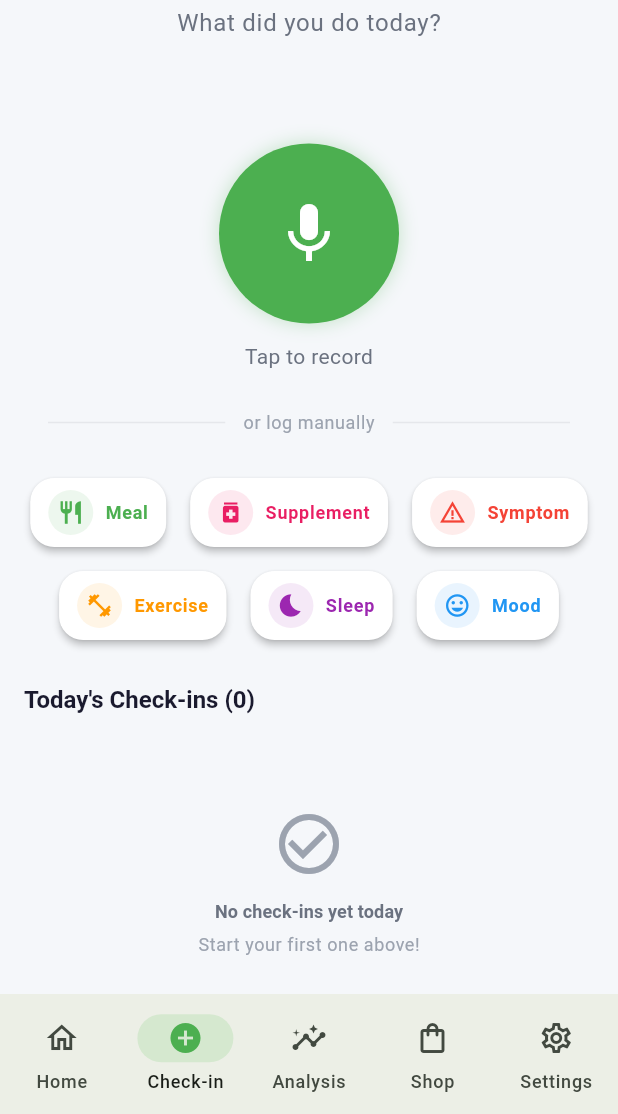
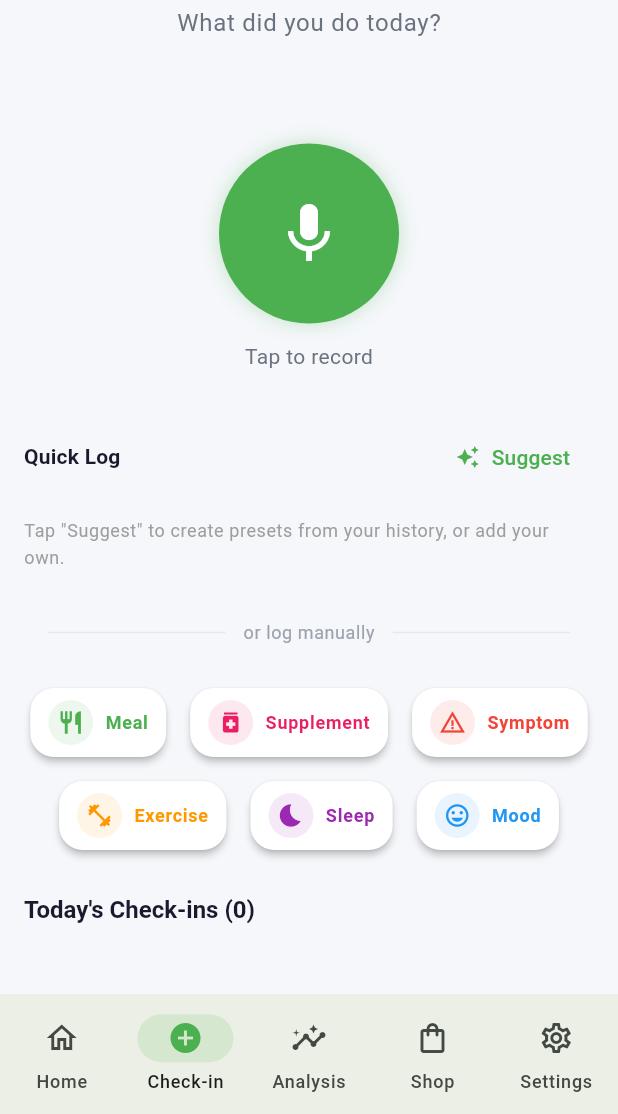
Before and after one commit to Syntropy-Health/syntropy-mobile, a Flutter app: the CheckInPage screen opened by its route, on a phone screen of 412 x 824 dp, the part 122-1236 px from its top. Run offline on Flutter 3.47's test engine with Material 3 defaults, Android fonts, the phone set to English and light mode, and no system bars; our stand-ins replace connectivity_plus, dartz, equatable, flutter_local_notifications, flutter_riverpod, freezed_annotation and 4 more; missing offline and left inert: record, workmanager; accounts and stored records are empty; generated files the repository leaves out were written again.

Commit message:
feat(check-in): add quick log presets for tap-based logging
Implement Quick Log presets system (PRD-10 Phase 2) that allows users
to log frequent health entries with a single tap. Presets are stored
locally in SQLite, sorted by pinned status and usage frequency, and
can be auto-generated from journal entry history.

New files:
- QuickLogPreset Freezed model with serialization
- QuickLogPresetRepository with CRUD + history-based generation
- QuickLogController StateNotifier + Riverpod providers
- QuickLogPresetCard and QuickLogSection UI widgets
- Unit tests for model serialization and equality

Updated files:
- DatabaseHelper: add quick_log_presets table (v2 migration)
- CheckInPage: integrate QuickLogSection above manual entry chips

Co-Authored-By: Claude Opus 4.6 <noreply@anthropic.com>

```diff
--- /dev/null
+++ b/lib/features/check_in/domain/quick_log_preset.dart
@@ -0,0 +1,23 @@
+import 'package:freezed_annotation/freezed_annotation.dart';
+import '../../../data/models/health_journal_entry.dart';
+
+part 'quick_log_preset.freezed.dart';
+part 'quick_log_preset.g.dart';
+
+@freezed
+class QuickLogPreset with _$QuickLogPreset {
+  const factory QuickLogPreset({
+    required String id,
+    required String userId,
+    required EntryType entryType,
+    required String content,
+    @Default('') String displayName,
+    @Default(0) int useCount,
+    @Default(false) bool isPinned,
+    required DateTime createdAt,
+    DateTime? lastUsedAt,
+  }) = _QuickLogPreset;
+
+  factory QuickLogPreset.fromJson(Map<String, dynamic> json) =>
+      _$QuickLogPresetFromJson(json);
+}
--- a/lib/features/check_in/presentation/pages/check_in_page.dart
+++ b/lib/features/check_in/presentation/pages/check_in_page.dart
@@ -12,6 +12,7 @@ import '../widgets/check_in_recording_button.dart';
 import '../widgets/confirm_check_in_sheet.dart';
 import '../widgets/entry_type_chip.dart';
 import '../widgets/manual_entry_sheet.dart';
+import '../widgets/quick_log_section.dart';
 import '../widgets/today_entries_list.dart';
 
 class CheckInPage extends ConsumerStatefulWidget {
@@ -209,6 +210,14 @@ class _CheckInPageState extends ConsumerState<CheckInPage> {
               ),
             ),
 
+            // Quick Log presets section
+            SliverToBoxAdapter(
+              child: Padding(
+                padding: const EdgeInsets.only(top: AppSpacing.lg),
+                child: QuickLogSection(userId: _userId),
+              ),
+            ),
+
             // "or log manually" divider
             SliverToBoxAdapter(
               child: Padding(
--- /dev/null
+++ b/lib/features/check_in/presentation/widgets/quick_log_section.dart
@@ -0,0 +1,136 @@
+import 'package:flutter/material.dart';
+import 'package:flutter_riverpod/flutter_riverpod.dart';
+
+import '../../domain/quick_log_preset.dart';
+import '../providers/check_in_provider.dart';
+import '../providers/quick_log_provider.dart';
+import 'quick_log_preset_card.dart';
+
+class QuickLogSection extends ConsumerWidget {
+  const QuickLogSection({super.key, required this.userId});
+
+  final String userId;
+
+  @override
+  Widget build(BuildContext context, WidgetRef ref) {
+    final presetsAsync = ref.watch(quickLogControllerProvider(userId));
+    final quickLogController =
+        ref.read(quickLogControllerProvider(userId).notifier);
+
+    return Column(
+      crossAxisAlignment: CrossAxisAlignment.start,
+      children: [
+        Padding(
+          padding: const EdgeInsets.symmetric(horizontal: 16, vertical: 8),
+          child: Row(
+            mainAxisAlignment: MainAxisAlignment.spaceBetween,
+            children: [
+              Text(
+                'Quick Log',
+                style: Theme.of(context).textTheme.titleMedium?.copyWith(
+                      fontWeight: FontWeight.bold,
+                    ),
+              ),
+              TextButton.icon(
+                onPressed: () => quickLogController.generateFromHistory(),
+                icon: const Icon(Icons.auto_awesome, size: 16),
+                label: const Text('Suggest'),
+              ),
+            ],
+          ),
+        ),
+        presetsAsync.when(
+          loading: () => const Padding(
+            padding: EdgeInsets.all(16),
+            child: Center(
+              child: CircularProgressIndicator(strokeWidth: 2),
+            ),
+          ),
+          error: (e, _) => Padding(
+            padding: const EdgeInsets.all(16),
+            child: Text('Error loading presets: $e'),
+          ),
+          data: (presets) {
+            if (presets.isEmpty) {
+              return Padding(
+                padding:
+                    const EdgeInsets.symmetric(horizontal: 16, vertical: 8),
+                child: Text(
+                  'Tap "Suggest" to create presets from your history, or add your own.',
+                  style: Theme.of(context).textTheme.bodySmall?.copyWith(
+                        color: Colors.grey,
+                      ),
+                ),
+              );
+            }
+            return Padding(
+              padding: const EdgeInsets.symmetric(horizontal: 16),
+              child: Wrap(
+                spacing: 8,
+                runSpacing: 8,
+                children: presets.map((preset) {
+                  return QuickLogPresetCard(
+                    preset: preset,
+                    onTap: () {
+                      final checkInCtrl = ref.read(
+                        checkInControllerProvider(userId).notifier,
+                      );
+                      quickLogController.tapPreset(preset, checkInCtrl);
+                      ScaffoldMessenger.of(context).showSnackBar(
+                        SnackBar(
+                          content: Text('Logged: ${preset.displayName.isNotEmpty ? preset.displayName : preset.content}'),
+                          duration: const Duration(seconds: 1),
+                        ),
+                      );
+                    },
+                    onLongPress: () => _showPresetOptions(
+                      context,
+                      preset,
+                      quickLogController,
+                    ),
+                  );
+                }).toList(),
+              ),
+            );
+          },
+        ),
+      ],
+    );
+  }
+
+  void _showPresetOptions(
+    BuildContext context,
+    QuickLogPreset preset,
+    QuickLogController quickLogController,
+  ) {
+    showModalBottomSheet(
+      context: context,
+      builder: (context) => SafeArea(
+        child: Column(
+          mainAxisSize: MainAxisSize.min,
+          children: [
+            ListTile(
+              leading: Icon(
+                preset.isPinned ? Icons.push_pin_outlined : Icons.push_pin,
+              ),
+              title: Text(preset.isPinned ? 'Unpin' : 'Pin to top'),
+              onTap: () {
+                quickLogController.togglePin(preset.id);
+                Navigator.pop(context);
+              },
+            ),
+            ListTile(
+              leading: const Icon(Icons.delete_outline, color: Colors.red),
+              title:
+                  const Text('Delete', style: TextStyle(color: Colors.red)),
+              onTap: () {
+                quickLogController.deletePreset(preset.id);
+                Navigator.pop(context);
+              },
+            ),
+          ],
+        ),
+      ),
+    );
+  }
+}
```
Also changed, not shown: lib/data/datasources/local/database_helper.dart (+31 -1 lines), lib/features/check_in/data/quick_log_preset_repository.dart (added, +195 -0 lines), lib/features/check_in/presentation/providers/quick_log_provider.dart (added, +112 -0 lines), lib/features/check_in/presentation/widgets/quick_log_preset_card.dart (added, +109 -0 lines), 1 other file.
